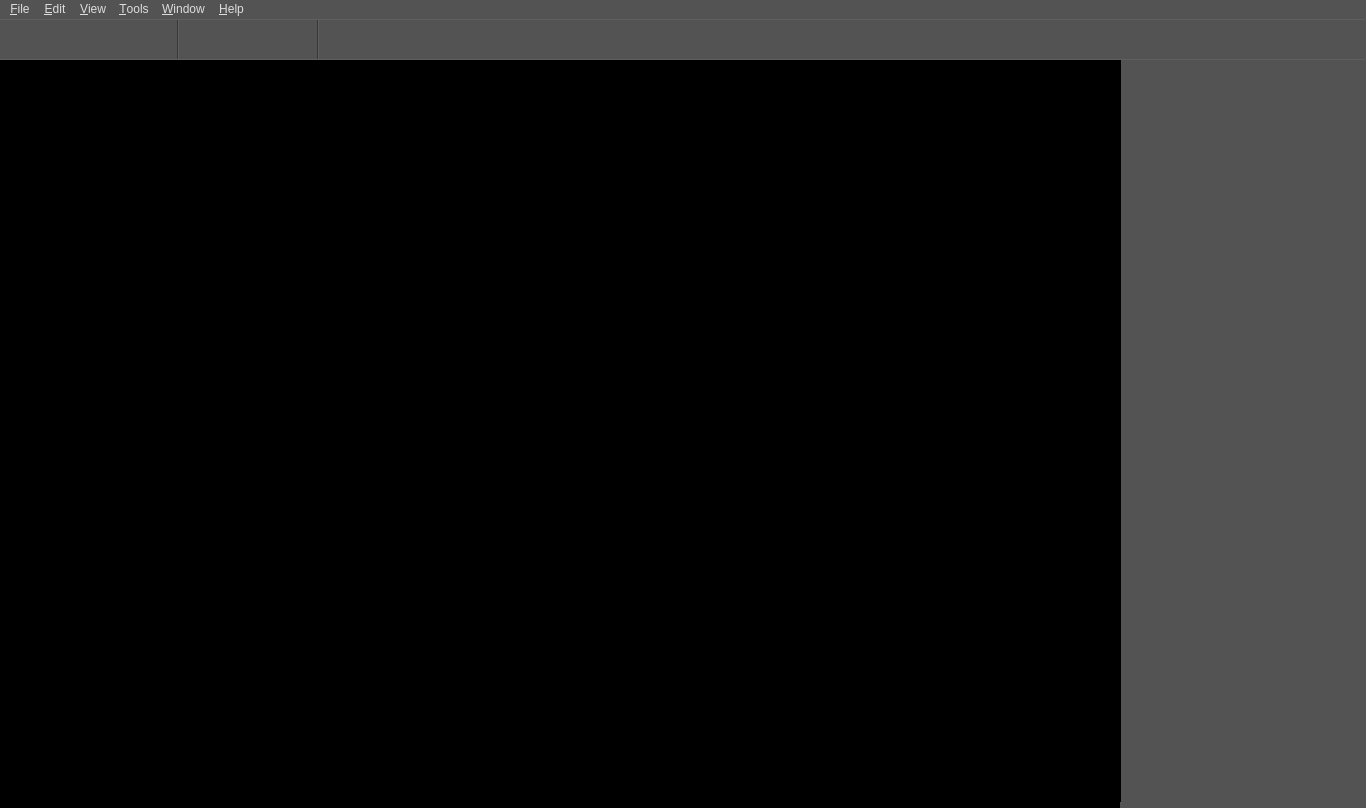
Qt form resource/gui/GUI.ui (dthung1602/NetworkVisualization) before a commit.
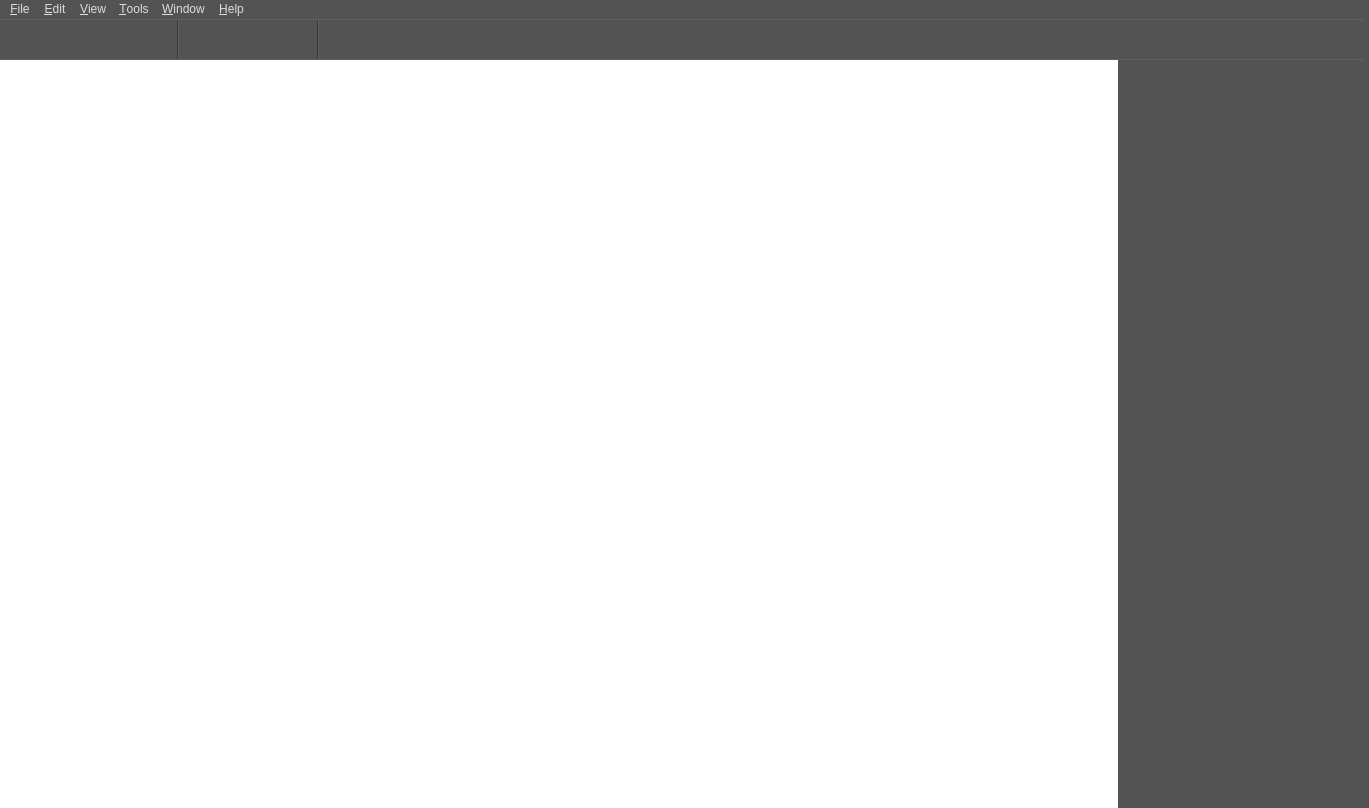
The same form after that commit. Icons and pictures are not drawn.

```diff
--- a/resource/gui/GUI.ui
+++ b/resource/gui/GUI.ui
@@ -6,7 +6,7 @@
    <rect>
     <x>0</x>
     <y>0</y>
-    <width>1366</width>
+    <width>1369</width>
     <height>808</height>
    </rect>
   </property>
@@ -20,7 +20,7 @@
    <string>MainWindow</string>
   </property>
   <property name="styleSheet">
-   <string notr="true">background-color: #000</string>
+   <string notr="true">background-color: #FFF</string>
   </property>
   <widget class="QWidget" name="centralwidget">
    <widget class="QWidget" name="verticalLayoutWidget">
@@ -812,9 +812,9 @@
    <widget class="QWidget" name="verticalLayoutWidget_2">
     <property name="geometry">
      <rect>
-      <x>1120</x>
+      <x>1110</x>
       <y>40</y>
-      <width>251</width>
+      <width>261</width>
       <height>771</height>
      </rect>
     </property>
@@ -827,10 +827,10 @@
    <widget class="QLabel" name="spectrum">
     <property name="geometry">
      <rect>
-      <x>1100</x>
+      <x>1097</x>
       <y>41</y>
       <width>21</width>
-      <height>742</height>
+      <height>751</height>
      </rect>
     </property>
     <property name="text">
@@ -855,7 +855,7 @@
     <rect>
      <x>0</x>
      <y>0</y>
-     <width>1366</width>
+     <width>1369</width>
      <height>26</height>
     </rect>
    </property>
```
Left out of the diff: 55 changed lines with no effect on the pictures.
